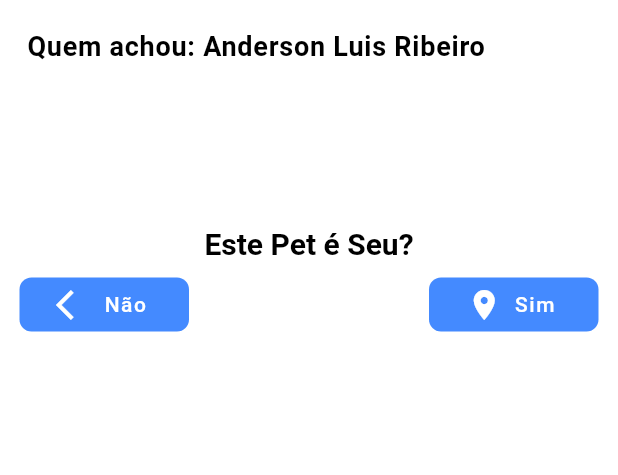
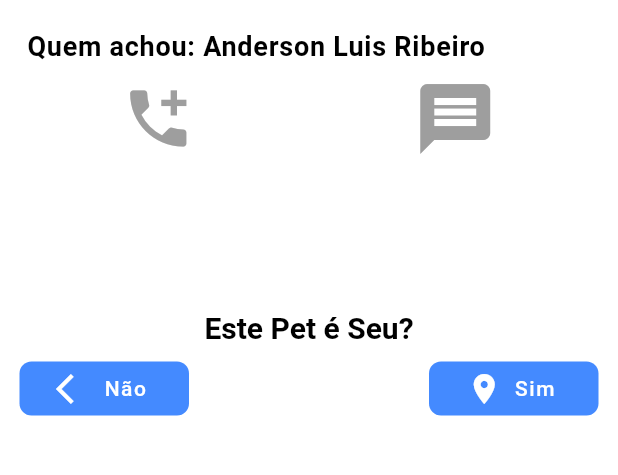
Before and after one commit to murilloreva7x/petencontrado, a Flutter app: the screen it shows after launch, on a phone screen of 412 x 824 dp, the part 594-1069 px from its top. Run offline on Flutter 3.47's test engine with Material 2 defaults, Android fonts, the phone set to English and light mode, and no system bars; drawn by our look-alikes of carousel_slider; network calls fail.

Commit message:
Adicionando icones

```diff
--- a/pet_encontrado/lib/petEncontrado.dart
+++ b/pet_encontrado/lib/petEncontrado.dart
@@ -59,6 +59,21 @@ class _HomeState extends State<Home> {
                   alignment: Alignment.bottomLeft,
                 ),
               ),
+              Row(
+                  mainAxisAlignment: MainAxisAlignment.spaceAround,
+                    children: const <Widget>[
+                      Icon(
+                        Icons.add_call,
+                        color: Colors.grey,
+                        size: 50.0,
+                      ),
+                      Icon(
+                        Icons.message,
+                        color: Colors.grey,
+                        size: 56.0,
+                      ),
+                    ],
+                  ),
               Padding(
                 padding: const EdgeInsets.only(
                     top: 100.0
```
Also changed, not shown: pet_encontrado/pubspec.lock.
